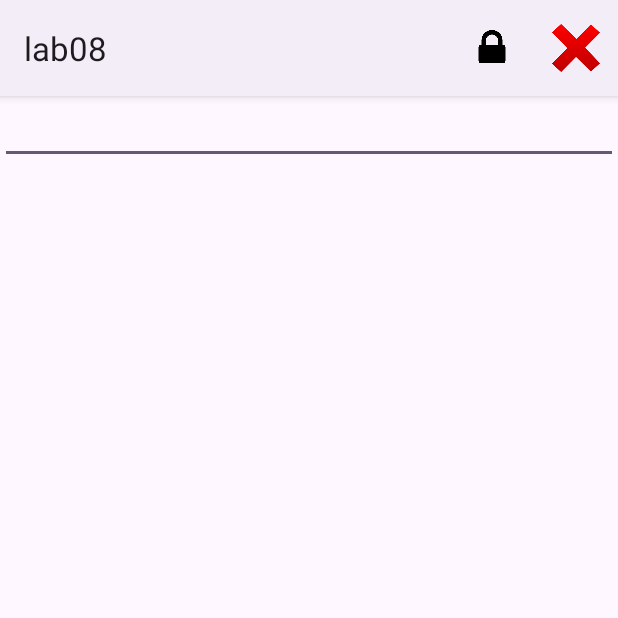
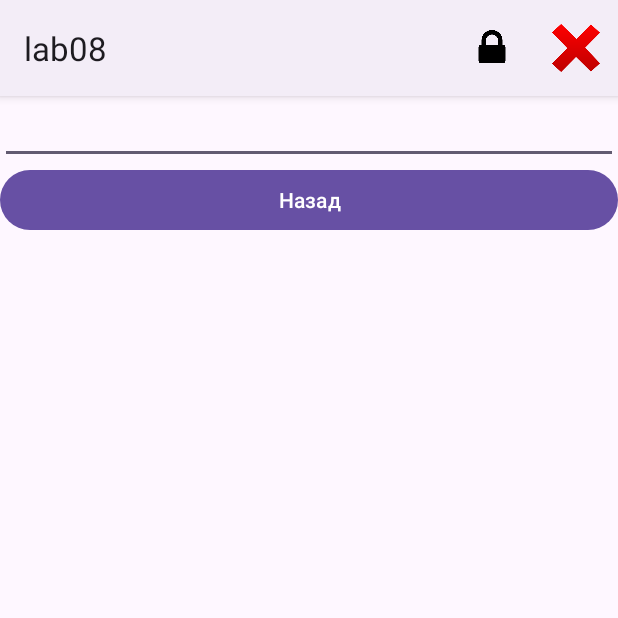
Before and after one commit to Suchimauzic/lab08, an Android app: the Main2Activity screen opened directly, with no data from a screen before it, after a tap on "Item", on a phone screen of 412 x 824 dp, the top half of it. Run offline under Robolectric (Android 15) with nearby library versions, the phone set to English and light mode, and no system bars.

```diff
--- a/app/src/main/java/g313/gusev/lab08/DB.java
+++ b/app/src/main/java/g313/gusev/lab08/DB.java
@@ -4,6 +4,7 @@ import android.content.Context;
 import android.database.Cursor;
 import android.database.sqlite.SQLiteDatabase;
 import android.database.sqlite.SQLiteOpenHelper;
+import android.widget.Toast;
 
 import androidx.annotation.Nullable;
 
@@ -62,7 +63,16 @@ public class DB  extends SQLiteOpenHelper{
     public void alterNote(int id, String txt) {
         String sid = String.valueOf(id);
         SQLiteDatabase db = getWritableDatabase();
-        String sql = "UPDATE txt FROM note WHERE";
+        String sql = "UPDATE notes SET txt = '" + txt + "' WHERE id = " + sid + ";";
+        db.execSQL(sql);
+    }
+
+    public void deleteNote(int id) {
+        String sid = String.valueOf(id);
+        SQLiteDatabase db = getWritableDatabase();
+        String sql = "DELETE FROM notes WHERE id = " + sid + ";";
+        Cursor cur = db.rawQuery(sql, null);
+        if (cur.moveToFirst() == true) db.execSQL(sql);
     }
 
     @Override
--- a/app/src/main/java/g313/gusev/lab08/Main2Activity.java
+++ b/app/src/main/java/g313/gusev/lab08/Main2Activity.java
@@ -7,7 +7,9 @@ import android.content.Intent;
 import android.os.Bundle;
 import android.view.Menu;
 import android.view.MenuItem;
+import android.view.View;
 import android.widget.EditText;
+import android.widget.Toast;
 
 public class Main2Activity extends AppCompatActivity {
 
@@ -25,8 +27,6 @@ public class Main2Activity extends AppCompatActivity {
         Intent i = getIntent();
         nid = i.getIntExtra("note-id", 0);
         ntxt = i.getStringExtra("note-txt");
-
-        txtctl.setText(ntxt);
     }
 
     @Override
@@ -40,10 +40,17 @@ public class Main2Activity extends AppCompatActivity {
         int id = item.getItemId();
 
         if (id == R.id.item_save) {
+            g.notes.alterNote(nid, txtctl.getText().toString());
+            Toast.makeText(this, "Значения поля было изменено!", Toast.LENGTH_SHORT).show();
+        } else if (id == R.id.item_delete) {
+            g.notes.deleteNote(nid);
+            Toast.makeText(this, "Поле удалено!", Toast.LENGTH_SHORT).show();
+        }
 
-        } else if (id == R.id.item_delete) {
-
-        }
         return super.onOptionsItemSelected(item);
     }
+
+    public void btnBackClick(View v) {
+        finish();
+    }
 }
--- a/app/src/main/res/layout/activity_main2.xml
+++ b/app/src/main/res/layout/activity_main2.xml
@@ -14,4 +14,11 @@
         android:ems="10"
         android:gravity="start|top"
         android:inputType="textMultiLine" />
+
+    <Button
+        android:id="@+id/btnBack"
+        android:layout_width="match_parent"
+        android:layout_height="wrap_content"
+        android:onClick="btnBackClick"
+        android:text="Назад" />
 </LinearLayout>
```
